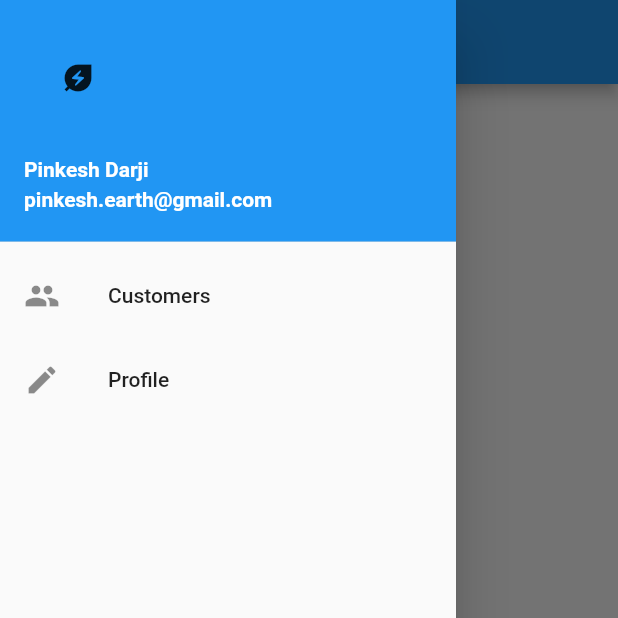
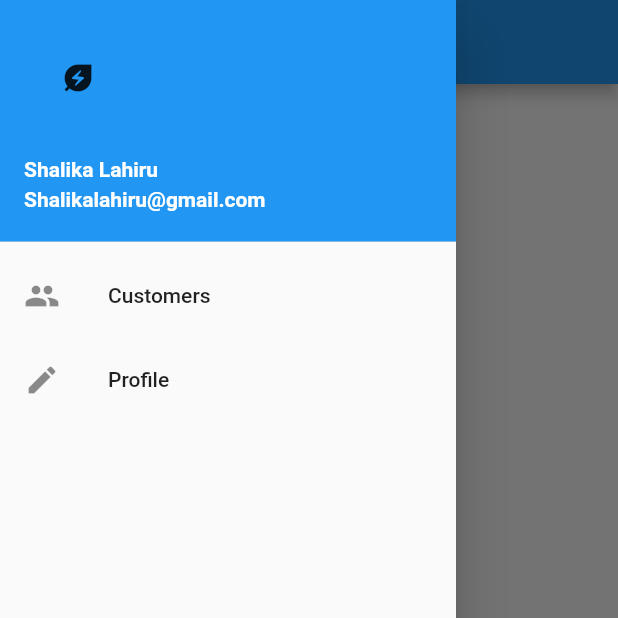
Before and after one commit to shalikakk/dalu_potha, a Flutter app: the HomeScreen screen opened directly with empty values, with the side drawer open, on a phone screen of 412 x 824 dp, the top half of it. Run offline on Flutter 3.47's test engine with Material 2 defaults, Android fonts, the phone set to English and light mode, and no system bars; our stand-ins replace cloud_firestore, firebase_auth, firebase_core, form_field_validator, shared_preferences; accounts and stored records are empty.

Commit message:
last commit

```diff
--- a/lib/enums/transaction_type.dart
+++ b/lib/enums/transaction_type.dart
@@ -1 +1 @@
-enum TransactionType { leaf, teaPackets, advance }
+enum TransactionType { Leaf, teaPackets, advance }
--- a/lib/home_screen.dart
+++ b/lib/home_screen.dart
@@ -55,13 +55,13 @@ class _HomeScreenState extends State<HomeScreen> {
             const UserAccountsDrawerHeader(
               // <-- SEE HERE
               accountName: Text(
-                "Pinkesh Darji",
+                "Shalika Lahiru",
                 style: TextStyle(
                   fontWeight: FontWeight.bold,
                 ),
               ),
               accountEmail: Text(
-                "pinkesh.earth@gmail.com",
+                "Shalikalahiru@gmail.com",
                 style: TextStyle(
                   fontWeight: FontWeight.bold,
                 ),
```
Also changed, not shown: lib/Transactions/transaction_list_screen.dart (+5 -12 lines), pubspec.lock, 2 other files.
